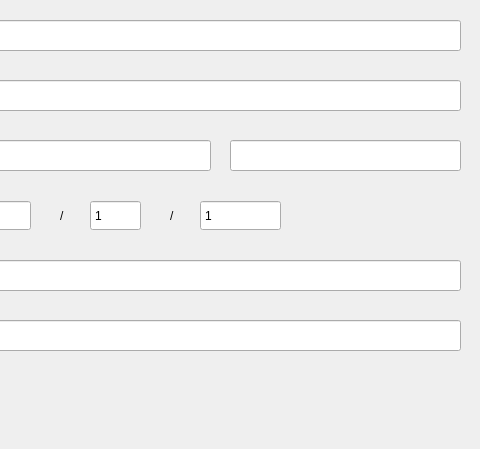
Before: the Qt Designer form addmember.ui in Frederick-Rive/CS106_LibrarySystem_GroupProject, drawn with Qt 5; both pictures show x 210 to 690 and y 0 to 449 of the 780 by 449 pixel window.
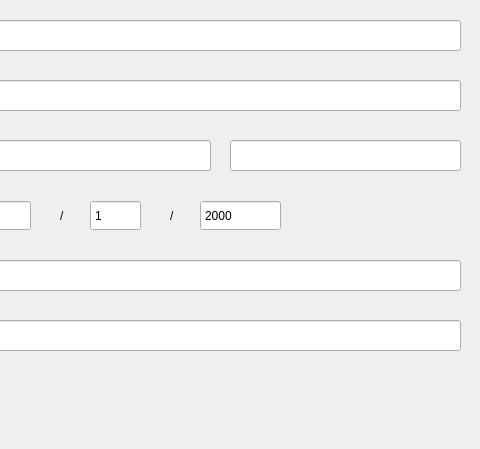
After: the same form once the commit is applied.

Patch:
```diff
--- a/addmember.ui
+++ b/addmember.ui
@@ -323,6 +323,9 @@
    <property name="maximum">
     <number>2021</number>
    </property>
+   <property name="value">
+    <number>2000</number>
+   </property>
   </widget>
   <widget class="QLabel" name="label_9">
    <property name="geometry">
```
